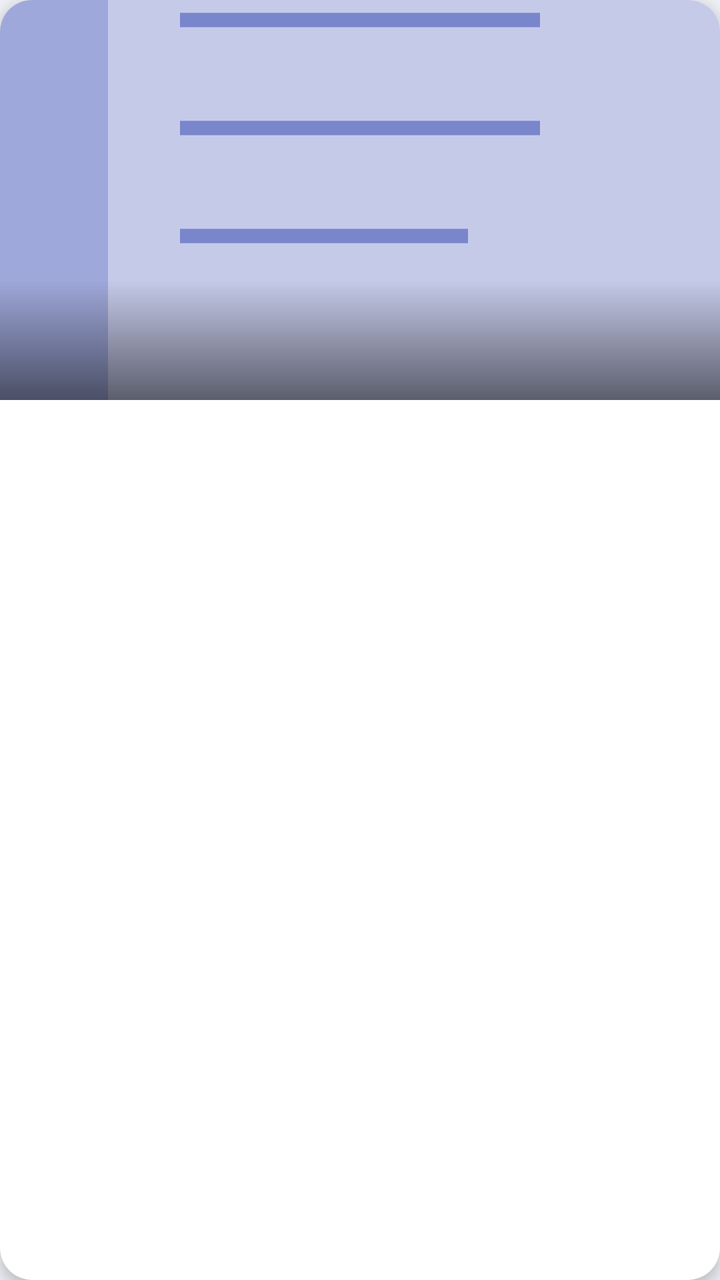
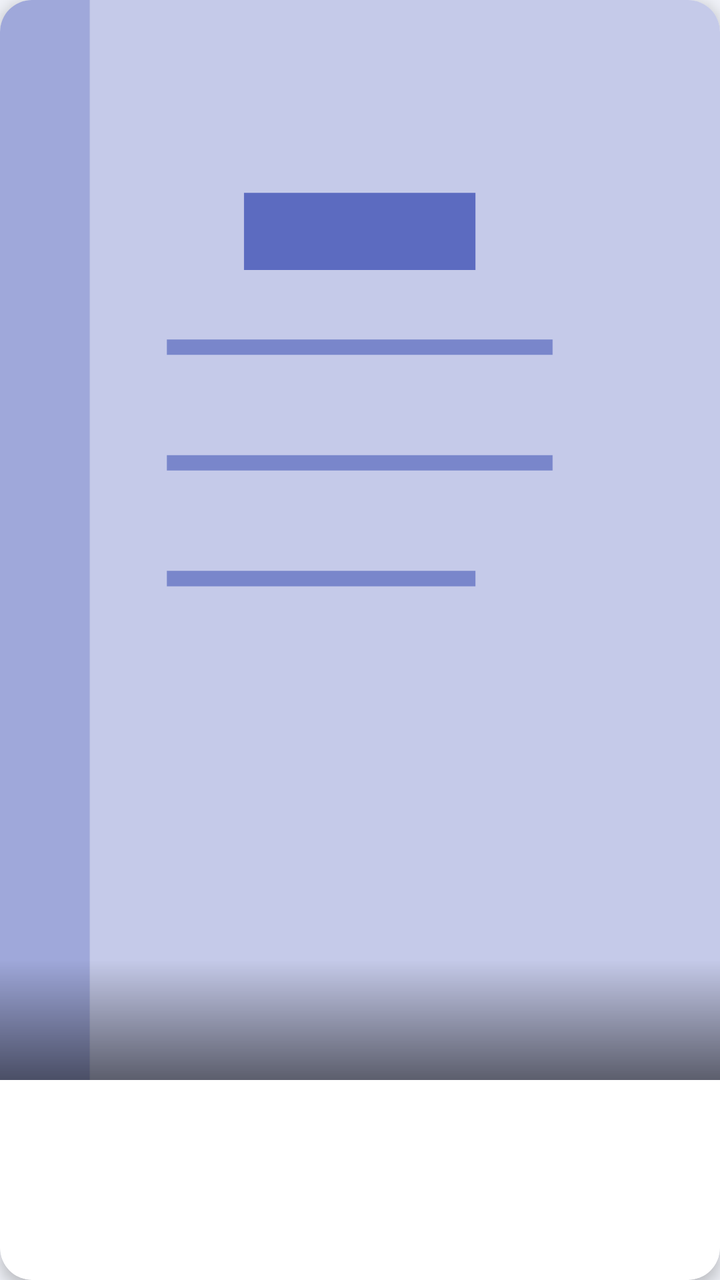

Before-and-after screenshots of an Android layout around one commit, followed by the original layout XML and the change that was made.
<!-- AndroidManifest.xml: application theme Theme.PersonalLibrary -->
<!-- res/layout/item_book_grid.xml -->
<?xml version="1.0" encoding="utf-8"?>
<androidx.cardview.widget.CardView xmlns:android="http://schemas.android.com/apk/res/android"
    xmlns:app="http://schemas.android.com/apk/res-auto"
    android:layout_width="match_parent"
    android:layout_height="wrap_content"
    android:layout_margin="6dp"
    android:foreground="?attr/selectableItemBackground"
    app:cardBackgroundColor="@color/surface"
    app:cardCornerRadius="16dp"
    app:cardElevation="4dp">

    
    <androidx.constraintlayout.widget.ConstraintLayout
        android:layout_width="match_parent"
        android:layout_height="wrap_content">

        <ImageView
            android:id="@+id/iv_cover"
            android:layout_width="0dp"
            android:layout_height="200dp"
            android:importantForAccessibility="no"
            android:scaleType="centerCrop"
            android:src="@drawable/ic_book_placeholder"
            app:layout_constraintEnd_toEndOf="parent"
            app:layout_constraintStart_toStartOf="parent"
            app:layout_constraintTop_toTopOf="parent" />

        <View
            android:layout_width="0dp"
            android:layout_height="60dp"
            android:background="@drawable/bg_cover_bottom_fade"
            app:layout_constraintBottom_toBottomOf="@id/iv_cover"
            app:layout_constraintEnd_toEndOf="@id/iv_cover"
            app:layout_constraintStart_toStartOf="@id/iv_cover" />

        <TextView
            android:id="@+id/tv_title"
            android:layout_width="0dp"
            android:layout_height="wrap_content"
            android:layout_marginStart="12dp"
            android:layout_marginTop="10dp"
            android:layout_marginEnd="12dp"
            android:ellipsize="end"
            android:maxLines="2"
            android:textColor="@color/text_primary"
            android:textSize="17sp"
            android:textStyle="bold"
            app:layout_constraintEnd_toEndOf="parent"
            app:layout_constraintStart_toStartOf="parent"
            app:layout_constraintTop_toBottomOf="@id/iv_cover" />

        <TextView
            android:id="@+id/tv_author"
            android:layout_width="0dp"
            android:layout_height="wrap_content"
            android:layout_marginTop="4dp"
            android:layout_marginBottom="12dp"
            android:ellipsize="end"
            android:maxLines="1"
            android:textColor="@color/text_secondary"
            android:textSize="11sp"
            app:layout_constraintBottom_toBottomOf="parent"
            app:layout_constraintEnd_toEndOf="@id/tv_title"
            app:layout_constraintStart_toStartOf="@id/tv_title"
            app:layout_constraintTop_toBottomOf="@id/tv_title" />
    </androidx.constraintlayout.widget.ConstraintLayout>
</androidx.cardview.widget.CardView>
<!-- resources referenced by this layout -->
<resources>
  <color name="surface">#FFFFFF</color>
  <color name="text_primary">#0D1454</color>
  <color name="text_secondary">#455A8A</color>
  <!-- drawable bg_cover_bottom_fade (drawable) -->
  <?xml version="1.0" encoding="utf-8"?>
  <shape xmlns:android="http://schemas.android.com/apk/res/android" android:shape="rectangle"><gradient android:startColor="#00000000" android:endColor="#88000000" android:angle="270"/></shape>
  <!-- drawable ic_book_placeholder (drawable) -->
  <?xml version="1.0" encoding="utf-8"?>
  <vector xmlns:android="http://schemas.android.com/apk/res/android" android:width="100dp" android:height="140dp" android:viewportWidth="100" android:viewportHeight="140">
      <path android:fillColor="#C5CAE9" android:pathData="M0,0 L100,0 L100,140 L0,140 Z"/>
      <path android:fillColor="#9FA8DA" android:pathData="M0,0 L15,0 L15,140 L0,140 Z"/>
      <path android:fillColor="#7986CB" android:strokeColor="#7986CB" android:strokeWidth="2" android:pathData="M25,45 L75,45"/>
      <path android:fillColor="#7986CB" android:strokeColor="#7986CB" android:strokeWidth="2" android:pathData="M25,60 L75,60"/>
      <path android:fillColor="#7986CB" android:strokeColor="#7986CB" android:strokeWidth="2" android:pathData="M25,75 L65,75"/>
      <path android:fillColor="#5C6BC0" android:pathData="M35,25 L65,25 L65,35 L35,35 Z"/>
  </vector>
  <style name="Theme.PersonalLibrary" parent="Theme.MaterialComponents.Light.NoActionBar">
          <item name="colorPrimary">@color/primary</item>
          <item name="colorPrimaryDark">@color/primary_dark</item>
          <item name="colorAccent">@color/accent</item>
          <item name="android:windowBackground">@color/background</item>
          <item name="android:statusBarColor">@color/primary_dark</item>
          <item name="android:navigationBarColor">@color/surface</item>
          <item name="android:windowLightStatusBar">false</item>
      </style>
  <color name="primary">#1A237E</color>
  <color name="primary_dark">#0D1454</color>
  <color name="accent">#FFB300</color>
  <color name="background">#F0F2F8</color>
</resources>

<!-- the commit's change to res/layout/item_book_grid.xml (unified diff, before → after) -->
@@ -17,10 +17,11 @@
         <ImageView
             android:id="@+id/iv_cover"
             android:layout_width="0dp"
-            android:layout_height="200dp"
+            android:layout_height="0dp"
             android:importantForAccessibility="no"
             android:scaleType="centerCrop"
             android:src="@drawable/ic_book_placeholder"
+            app:layout_constraintDimensionRatio="2:3"
             app:layout_constraintEnd_toEndOf="parent"
             app:layout_constraintStart_toStartOf="parent"
             app:layout_constraintTop_toTopOf="parent" />
